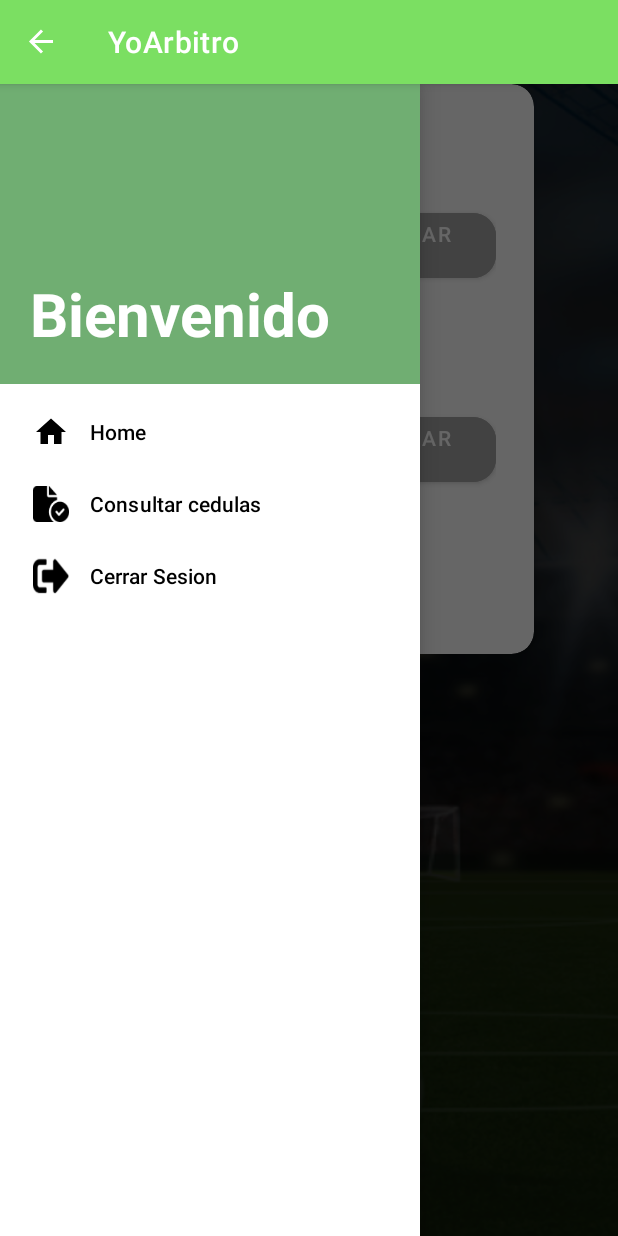
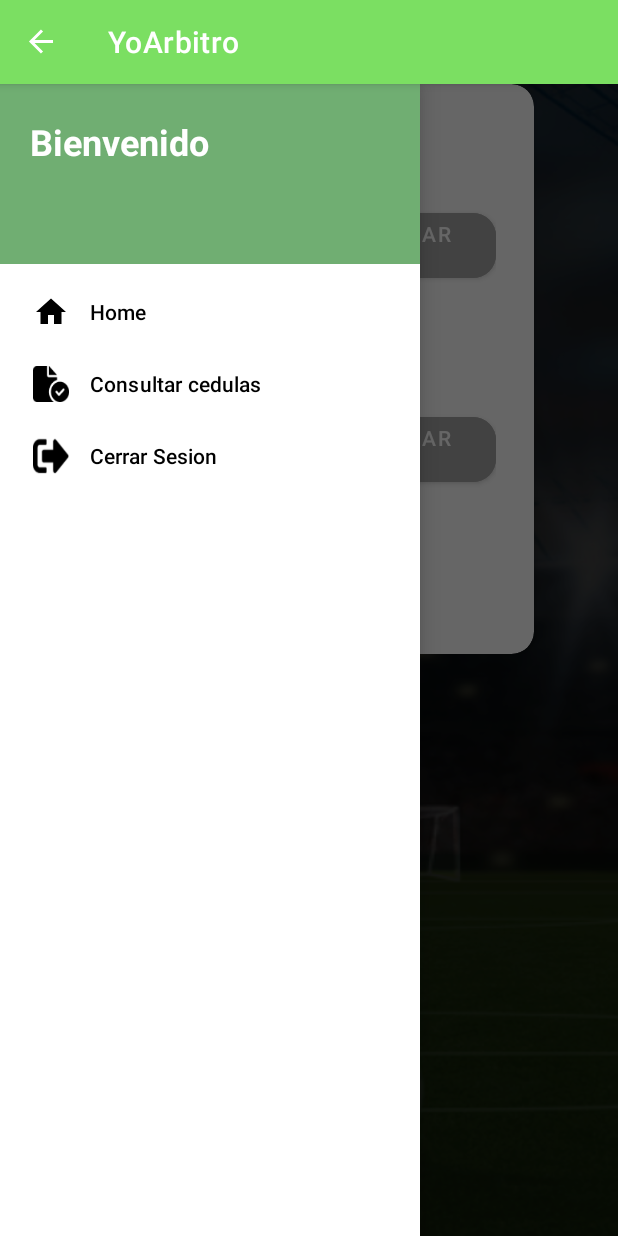
Before and after one commit to Denilson1817/YoArbitro, an Android app: the MenuPrincipalAdminActivity screen opened directly, with no data from a screen before it, with the side drawer open, on a phone screen of 412 x 824 dp. Run offline under Robolectric (Android 15) with nearby library versions, the phone set to English and light mode, and no system bars; our stand-ins replace Firebase (no records; nobody signed in at launch, a user with empty details on screens opened directly).

```diff
--- a/app/src/main/java/com/denilsonperez/yoarbitro/Inicio/IniciarSesionActivity.java
+++ b/app/src/main/java/com/denilsonperez/yoarbitro/Inicio/IniciarSesionActivity.java
@@ -24,6 +24,7 @@ import com.google.android.gms.tasks.Task;
 import com.google.firebase.auth.AuthResult;
 import com.google.firebase.auth.FirebaseAuth;
 import com.google.firebase.auth.FirebaseUser;
+import com.google.firebase.database.FirebaseDatabase;
 
 public class IniciarSesionActivity extends AppCompatActivity {
     EditText correoInicioSesion, contrasenaInicioSesion;
@@ -33,6 +34,8 @@ public class IniciarSesionActivity extends AppCompatActivity {
     FirebaseAuth firebaseAuth;
     //Para validar los datos
     String correo = "", contrasena = "", correoAdmin="admin@gmail.com";
+     FirebaseAuth mAuth;
+
 
     @Override
     protected void onCreate(Bundle savedInstanceState) {
@@ -48,6 +51,8 @@ public class IniciarSesionActivity extends AppCompatActivity {
         progressDialog = new ProgressDialog(IniciarSesionActivity.this);
         progressDialog.setTitle("Espere por favor");
         progressDialog.setCanceledOnTouchOutside(false);
+
+
 
             btnIniciarSesion.setOnClickListener(new View.OnClickListener() {
                 @Override
@@ -68,7 +73,6 @@ public class IniciarSesionActivity extends AppCompatActivity {
                     startActivity(new Intent(IniciarSesionActivity.this, RegistrarUnoActivity.class));
                 }
             });
-
     }
 
     private void validarDatos(){
--- a/app/src/main/res/layout/header.xml
+++ b/app/src/main/res/layout/header.xml
@@ -1,16 +1,28 @@
 <?xml version="1.0" encoding="utf-8"?>
 <LinearLayout xmlns:android="http://schemas.android.com/apk/res/android"
-    android:layout_width="match_parent"
-    android:layout_height="200dp"
-    android:padding="20dp"
+    android:layout_width="wrap_content"
+    android:layout_height="120dp"
     android:background="@color/verdePasto"
-    android:gravity="bottom">
+    android:gravity="bottom"
+    android:orientation="vertical"
+    android:padding="20dp">
 
     <TextView
+        android:id="@+id/txtWelcomeUser"
+        android:layout_width="363dp"
+        android:layout_height="53dp"
+        android:text="Bienvenido "
+        android:textColor="@color/white"
+        android:textSize="24sp"
+        android:textStyle="bold" />
+
+    <TextView
+        android:id="@+id/txtUserName"
         android:layout_width="wrap_content"
         android:layout_height="wrap_content"
-        android:text="Bienvenido"
+        android:gravity="center"
+        android:text=""
         android:textColor="@color/white"
-        android:textSize="40dp"
-        android:textStyle="bold"/>
+        android:textSize="18sp"
+        android:textStyle="bold" />
 </LinearLayout>
```
Also changed, not shown: app/src/main/java/com/denilsonperez/yoarbitro/Inicio/PantallaDeCargaActivity.java (+30 -5 lines). Lines whose indentation alone changed are shown as unchanged.
